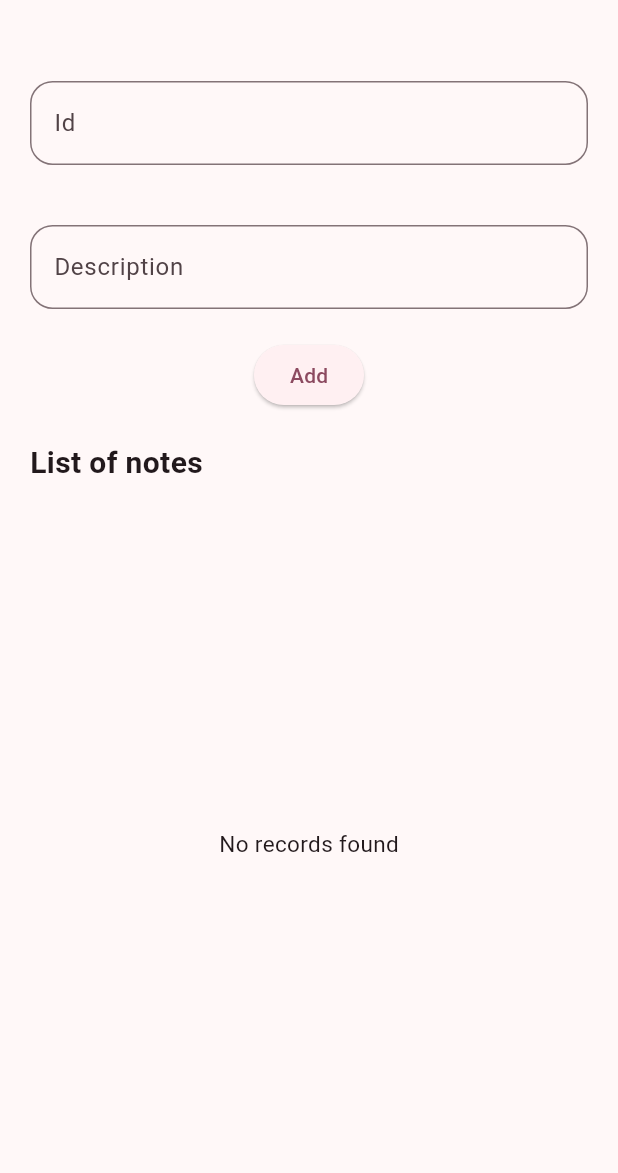
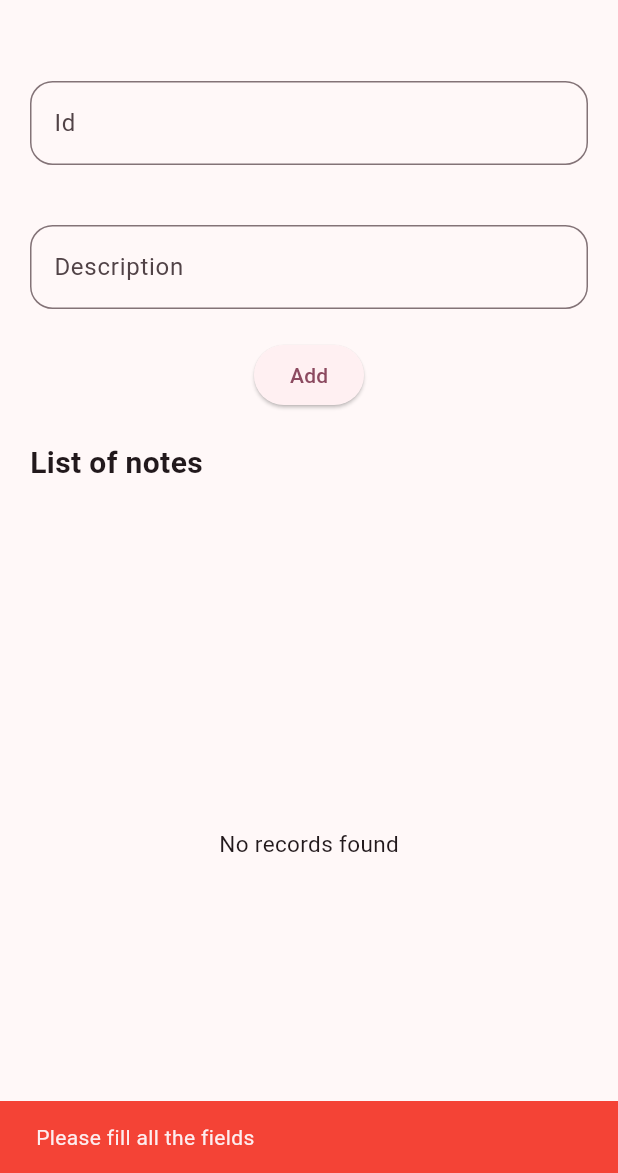
Before and after one commit to nik-unj/flutter_sqlite, a Flutter app: the screen it shows after launch, after a tap on "Add", on a phone screen of 412 x 824 dp, the part 63-1236 px from its top. Run offline on Flutter 3.47's test engine with Material 3 defaults, Android fonts, the phone set to English and light mode, and no system bars; our stand-ins replace sqflite; accounts and stored records are empty.

Commit message:
alert added

```diff
--- a/lib/main.dart
+++ b/lib/main.dart
@@ -42,14 +42,25 @@ class _HomePageState extends State<HomePage> {
     });
   }
 
+  void alert(String message, {bool success = true}) {
+    ScaffoldMessenger.of(context).showSnackBar(SnackBar(
+      content: Text(message),
+      backgroundColor: success ? Colors.green : Colors.red,
+      duration: const Duration(seconds: 1),
+    ));
+  }
+
   void addNote() {
     if (id.text.isNotEmpty && desc.text.isNotEmpty) {
       _sqliteService
           .createItem(Note(id: int.parse(id.text), description: desc.text));
+      alert("Note Added");
+      id.clear();
+      desc.clear();
+    } else {
+      alert("Please fill all the fields", success: false);
     }
     _refreshNotes();
-    id.clear();
-    desc.clear();
   }
 
   void editNote(int noteId) async {
@@ -69,17 +80,22 @@ class _HomePageState extends State<HomePage> {
           description: desc.text,
         ),
       );
+      alert("Note $noteId Updated");
+      id.clear();
+      desc.clear();
+      setState(() {
+        _isediting = false;
+      });
+    } else {
+      alert("Please fill all the fields", success: false);
     }
-    id.clear();
-    desc.clear();
-    setState(() {
-      _isediting = false;
-    });
+
     _refreshNotes();
   }
 
   void deleteNote(int noteId) async {
     await _sqliteService.deleteItem(noteId.toString());
+    alert("Note $noteId Deleted", success: false);
     _refreshNotes();
   }
 
@@ -151,6 +167,7 @@ class _HomePageState extends State<HomePage> {
                     } else {
                       addNote();
                     }
+                    FocusScope.of(context).requestFocus(FocusNode());
                   },
                   child: Text(_isediting ? "Update" : "Add"),
                 ),
```
